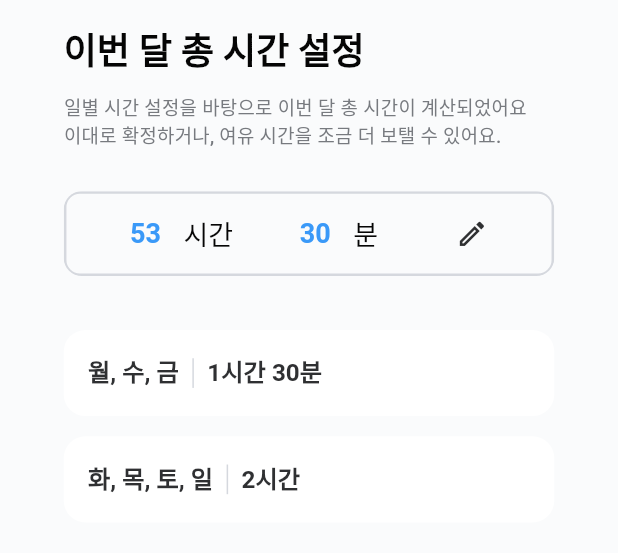
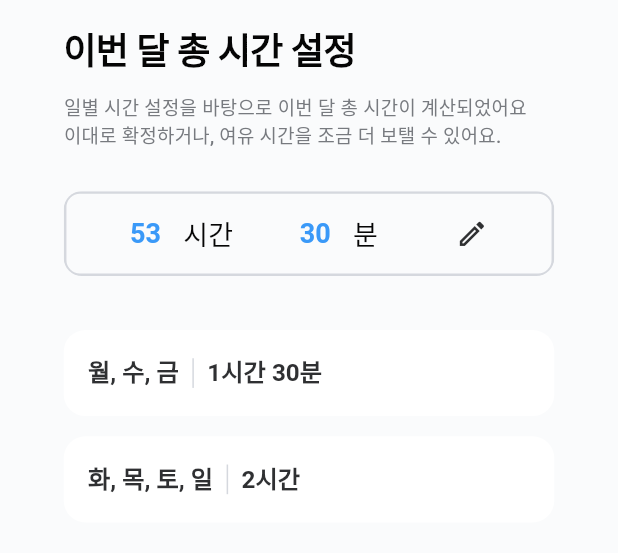
Before and after one commit to yeongJD/Quad-S-Team12-App-Parent, a Flutter app: the MonthlyTimeSetupPage screen opened by its route, on a phone screen of 412 x 824 dp, the part 59-612 px from its top. Run offline on Flutter 3.47's test engine with Material 3 defaults, Android fonts, the phone set to English and light mode, and no system bars; our stand-ins replace dio, firebase_core, firebase_messaging, flutter_svg, go_router, google_fonts and 2 more; accounts and stored records are empty; Roboto replaces fonts that are missing (Pretendard).

Commit message:
style: align parent time setup tokens

```diff
--- a/lib/features/today_time/presentation/styles/time_setup_tokens.dart
+++ b/lib/features/today_time/presentation/styles/time_setup_tokens.dart
@@ -1,18 +1,19 @@
 import 'package:flutter/material.dart';
 
 import '../../../../core/theme/app_colors.dart';
+import '../../../../core/theme/app_tokens.dart';
 import '../../../../core/theme/app_typography.dart';
 
 abstract final class TimeSetupSpacing {
-  static const double screenMaxWidth = 375;
-  static const double horizontalPadding = 24;
-  static const double topBarHeight = 52;
+  static const double screenMaxWidth = AppTokens.mobileFrameWidth;
+  static const double horizontalPadding = AppTokens.pageHorizontal;
+  static const double topBarHeight = AppTokens.topBarHeight;
   static const double contentTopGap = 14;
   static const double titleToDescriptionGap = 12;
   static const double emptyAddTopGap = 40;
   static const double listTopGap = 30;
   static const double bottomButtonGap = 31;
-  static const double sheetHorizontalPadding = 24;
+  static const double sheetHorizontalPadding = AppTokens.pageHorizontal;
   static const double sheetTopPadding = 38;
   static const double sheetSectionGap = 32;
   static const double sheetLabelGap = 10;
@@ -28,8 +29,8 @@ abstract final class TimeSetupSize {
   static const double addButton = 40;
   static const double addIcon = 24;
   static const double bottomButtonHeight = 54;
-  static const double ruleSheetHeight = 397;
-  static const double pickerSheetHeight = 397;
+  static const double ruleSheetHeight = AppTokens.bottomSheetHeight;
+  static const double pickerSheetHeight = AppTokens.bottomSheetHeight;
   static const double dayChip = 40;
   static const double fieldHeight = 50;
   static const double pickerHeight = 148;
@@ -38,63 +39,45 @@ abstract final class TimeSetupSize {
 }
 
 abstract final class TimeSetupRadius {
-  static const double control = 8;
-  static const double field = 12;
-  static const double card = 16;
-  static const double sheet = 24;
+  static const double control = AppTokens.buttonRadius;
+  static const double field = AppTokens.fieldRadius;
+  static const double card = AppTokens.cardRadiusSmall;
+  static const double sheet = AppTokens.bottomSheetTopRadius;
 }
 
 abstract final class TimeSetupPalette {
-  static const Color tipBackground = Color(0xFFEBF5FE);
+  static const Color tipBackground = AppColors.primaryLight;
   static const Color popoverBackground = Color(0xFF666A6F);
   static const Color disabledButton = AppColors.gray200;
   static const Color disabledText = AppColors.gray300;
-  static const Color mutedAddBackground = Color(0xFFEDEEF1);
+  static const Color mutedAddBackground = AppColors.gray150;
 }
 
 abstract final class TimeSetupTextStyles {
   static TextStyle pageTitle = AppTypography.headlineMedium.copyWith(
-    fontSize: 18,
-    height: 1.445,
-    letterSpacing: 0,
-    color: const Color(0xFF050505),
+    color: AppColors.inkBlack,
   );
 
-  static TextStyle sectionTitle = AppTypography.heading1Bold.copyWith(
-    fontSize: 24,
-    height: 1.364,
-    letterSpacing: 0,
-    color: const Color(0xFF050505),
+  static TextStyle sectionTitle = AppTypography.heading1SemiBold.copyWith(
+    color: AppColors.inkBlack,
   );
 
   static TextStyle description = AppTypography.labelMedium.copyWith(
-    fontSize: 14,
-    height: 1.429,
-    letterSpacing: 0,
     color: AppColors.gray500,
   );
 
-  static TextStyle sheetLabel = AppTypography.headlineBold.copyWith(
-    fontSize: 18,
-    height: 1.445,
-    letterSpacing: 0,
+  static TextStyle sheetLabel = AppTypography.headlineSemiBold.copyWith(
     color: AppColors.gray800,
   );
 
   static TextStyle timeNumber({required bool selected}) {
-    return AppTypography.headlineBold.copyWith(
-      fontSize: 18,
-      height: 1.445,
-      letterSpacing: 0,
+    return AppTypography.headlineSemiBold.copyWith(
       color: selected ? AppColors.primary : AppColors.gray300,
     );
   }
 
   static TextStyle confirmLabel({required bool enabled}) {
     return AppTypography.headlineMedium.copyWith(
-      fontSize: 18,
-      height: 1.445,
-      letterSpacing: 0,
       color: enabled ? AppColors.white : TimeSetupPalette.disabledText,
     );
   }
```
